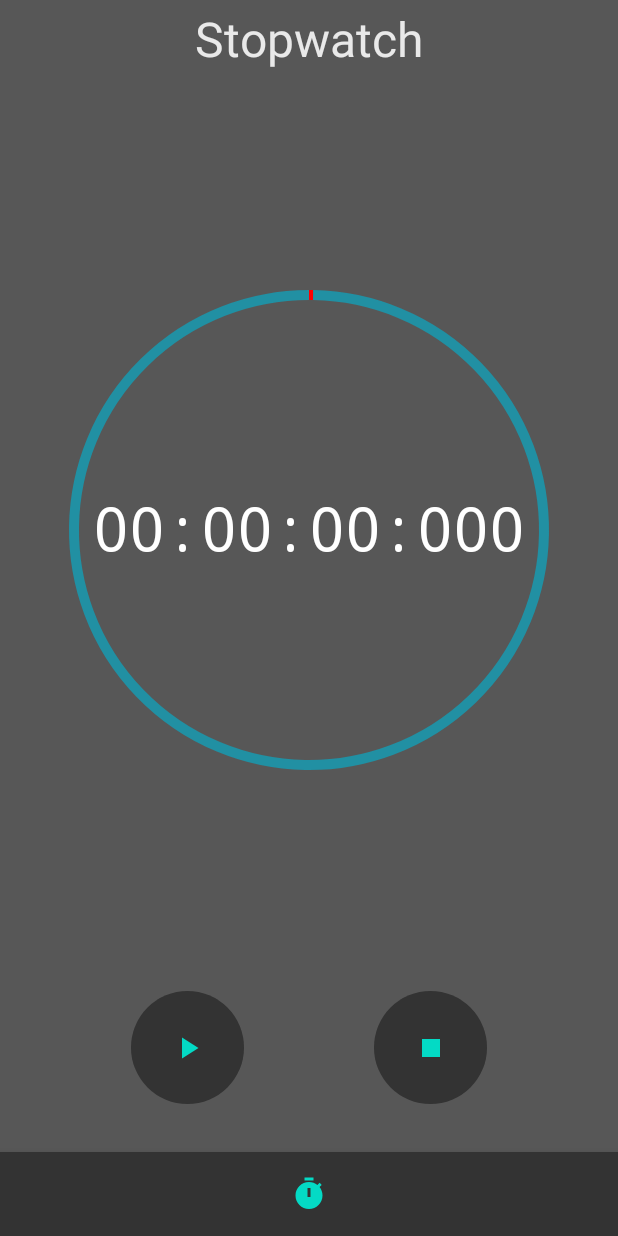
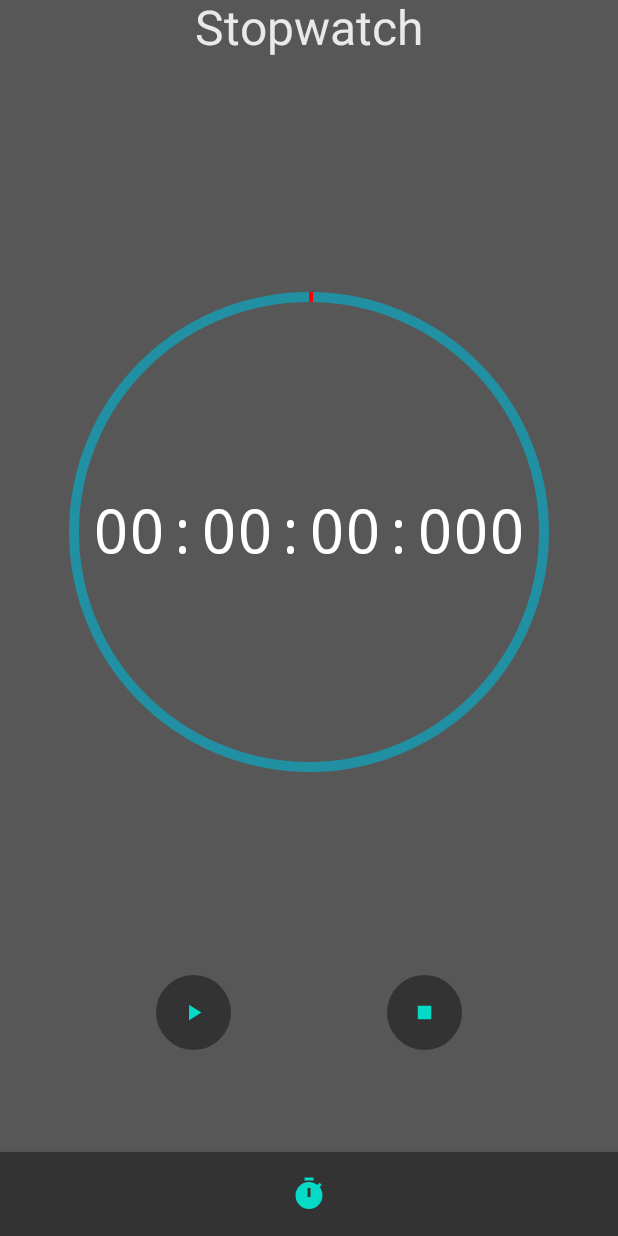
Before and after one commit to 0awawa0/ClockUtils, an Android app built with Jetpack Compose: the screen it shows after launch (MainActivity), on a phone screen of 412 x 824 dp. Run offline under Robolectric (Android 15) with nearby library versions, the phone set to English and light mode, and no system bars; our stand-ins replace accompanist.

Commit message:
Working on the layout

```diff
--- a/app/src/main/java/ru/awawa/clockutils/MainActivity.kt
+++ b/app/src/main/java/ru/awawa/clockutils/MainActivity.kt
@@ -88,9 +88,13 @@ class MainActivity : ComponentActivity() {
                                             label = getString(R.string.stopwatch),
                                             currentTime = currentStopwatchTime,
                                             isRunning = isStopwatchRunning,
+                                            viewModel.checkPoints,
                                             onStartStopwatch = viewModel::onStartStopwatch,
                                             onPauseStopwatch = viewModel::onPauseStopwatch,
-                                            onStopStopwatch = viewModel::onStopStopwatch
+                                            onStopStopwatch = viewModel::onStopStopwatch,
+                                            onAddCheckPoint = viewModel::onAddCheckPoint,
+                                            onSaveCheckPoint = {},
+                                            onRemoveCheckPoint = viewModel::onRemoveCheckPoint
                                         )
                                     }
                                 }
--- a/app/src/main/java/ru/awawa/clockutils/ui/theme/Color.kt
+++ b/app/src/main/java/ru/awawa/clockutils/ui/theme/Color.kt
@@ -7,3 +7,5 @@ val Grey200 = Color(0xFF575757)
 val Grey500 = Color(0xFF333333)
 val Teal200 = Color(0xFF03DAC5)
 val Teal500 = Color(0xFF2190A3)
+
+val Red = Color(0xffbf1959)
--- a/app/src/main/java/ru/awawa/clockutils/ui/views/StopwatchView.kt
+++ b/app/src/main/java/ru/awawa/clockutils/ui/views/StopwatchView.kt
@@ -2,22 +2,30 @@ package ru.awawa.clockutils.ui.views
 
 import androidx.compose.animation.*
 import androidx.compose.foundation.layout.*
+import androidx.compose.foundation.lazy.LazyColumn
+import androidx.compose.foundation.rememberScrollState
 import androidx.compose.foundation.shape.CircleShape
+import androidx.compose.foundation.verticalScroll
 import androidx.compose.material.Button
 import androidx.compose.material.Icon
+import androidx.compose.material.IconButton
 import androidx.compose.material.Text
 import androidx.compose.material.icons.Icons
-import androidx.compose.material.icons.filled.Pause
-import androidx.compose.material.icons.filled.PlayArrow
-import androidx.compose.material.icons.filled.Stop
-import androidx.compose.runtime.Composable
+import androidx.compose.material.icons.filled.*
+import androidx.compose.runtime.*
+import androidx.compose.ui.Alignment
+import androidx.compose.ui.Alignment.Companion.BottomCenter
+import androidx.compose.ui.Alignment.Companion.Center
+import androidx.compose.ui.Alignment.Companion.CenterVertically
+import androidx.compose.ui.Alignment.Companion.TopCenter
 import androidx.compose.ui.Modifier
 import androidx.compose.ui.draw.clip
+import androidx.compose.ui.graphics.Color
 import androidx.compose.ui.tooling.preview.Preview
 import androidx.compose.ui.unit.dp
 import androidx.compose.ui.unit.sp
-import androidx.constraintlayout.compose.ConstraintLayout
 import ru.awawa.clockutils.ui.theme.ClockUtilsTheme
+import ru.awawa.clockutils.ui.theme.Red
 import ru.awawa.clockutils.ui.theme.Teal200
 import ru.awawa.clockutils.ui.theme.Teal500
 
@@ -29,31 +37,33 @@ fun StopwatchView(
     label: String,
     currentTime: Long,
     isRunning: Boolean,
+    checkPoints: Set<Long>,
     onStartStopwatch: () -> Unit,
     onPauseStopwatch: () -> Unit,
-    onStopStopwatch: () -> Unit
+    onStopStopwatch: () -> Unit,
+    onAddCheckPoint: () -> Unit,
+    onSaveCheckPoint: (Long) -> Unit,
+    onRemoveCheckPoint: (Long) -> Unit
 ) {
-    ConstraintLayout(modifier = modifier) {
-        val (btnsBox, text, header, circle) = createRefs()
+    BoxWithConstraints(
+        modifier = modifier.fillMaxSize()
+    ) {
 
+        val constraints = this.constraints
+
+        Column(
+            modifier = Modifier.fillMaxSize(),
+            horizontalAlignment = Alignment.CenterHorizontally,
+            verticalArrangement = Arrangement.SpaceBetween
+        ) {
             Text(
-            modifier = Modifier.constrainAs(header) {
-                start.linkTo(parent.start, margin = 8.dp)
-                end.linkTo(parent.end, margin = 8.dp)
-                top.linkTo(parent.top, margin = 8.dp)
-            },
+                modifier = Modifier.weight(5f),
                 fontSize = 32.sp,
                 text = label
             )
 
-        Box(modifier = Modifier.constrainAs(circle) {
-            top.linkTo(header.bottom)
-            bottom.linkTo(btnsBox.top)
-            start.linkTo(text.start)
-            end.linkTo(text.end)
-        }) {
+            Box(modifier = Modifier.weight(50f), contentAlignment = Center) {
                 TimeArcView(
-                modifier = Modifier.fillMaxWidth(),
                     currentTime = currentTime,
                     primaryColor = Teal200,
                     secondaryColor = Teal500,
@@ -63,19 +73,22 @@ fun StopwatchView(
                 )
             }
 
+            CheckPointsListView(
+                modifier = Modifier.weight(35f),
+                checkPoints = checkPoints,
+                onSaveCheckPoint = onSaveCheckPoint,
+                onRemoveCheckPoint = onRemoveCheckPoint
+            )
+
             StopwatchButtons(
-            Modifier
-                .fillMaxWidth()
-                .constrainAs(btnsBox) {
-                    bottom.linkTo(parent.bottom, margin = 32.dp)
-                    start.linkTo(parent.start)
-                    end.linkTo(parent.end)
-                },
-            isRunning,
+                modifier = Modifier.weight(10f).fillMaxWidth(),
+                isRunning = isRunning,
                 onStartStopwatch = onStartStopwatch,
                 onPauseStopwatch = onPauseStopwatch,
-            onStopStopwatch = onStopStopwatch
+                onStopStopwatch = onStopStopwatch,
+                onAddCheckPoint = onAddCheckPoint
             )
+        }
     }
 }
 
@@ -86,7 +99,8 @@ fun StopwatchButtons(
     isRunning: Boolean = false,
     onStartStopwatch: () -> Unit,
     onPauseStopwatch: () -> Unit,
-    onStopStopwatch: () -> Unit
+    onStopStopwatch: () -> Unit,
+    onAddCheckPoint: () -> Unit
 ) {
 
     Row(
@@ -96,7 +110,7 @@ fun StopwatchButtons(
         Button(
             onClick = { if (isRunning) onPauseStopwatch() else onStartStopwatch() },
             modifier = Modifier
-                .size(75.dp)
+                .size(50.dp)
                 .clip(CircleShape)
         ) {
             Icon(
@@ -107,17 +121,75 @@ fun StopwatchButtons(
         }
 
         Button(
-            onClick = onStopStopwatch,
+            onClick = if (isRunning) onAddCheckPoint else onStopStopwatch,
             modifier = Modifier
-                .size(75.dp)
+                .size(50.dp)
                 .clip(CircleShape)
         ) {
             Icon(
-                imageVector = Icons.Default.Stop,
+                imageVector = if (isRunning) Icons.Default.Flag else Icons.Default.Stop,
                 contentDescription = null,
                 tint = Teal200
             )
         }
+    }
+}
+
+@Composable
+fun CheckPointsListView(
+    modifier: Modifier = Modifier,
+    checkPoints: Set<Long>,
+    onSaveCheckPoint: (Long) -> Unit,
+    onRemoveCheckPoint: (Long) -> Unit
+) {
+    LazyColumn(verticalArrangement = Arrangement.Top){
+        items(checkPoints.size) { index ->
+            CheckPointView(
+                modifier = Modifier.fillMaxWidth(),
+                checkPoint = checkPoints.elementAt(index),
+                onSaveCheckPoint = onSaveCheckPoint,
+                onRemoveCheckPoint = onRemoveCheckPoint
+            )
+        }
+
+    }
+}
+
+@Composable
+fun CheckPointView(
+    modifier: Modifier = Modifier,
+    checkPoint: Long,
+    onSaveCheckPoint: (Long) -> Unit,
+    onRemoveCheckPoint: (Long) -> Unit
+) {
+    val milliseconds = "%03d".format(checkPoint % 1000)
+    val seconds = "%02d".format(checkPoint / 1000 % 60)
+    val minutes = "%02d".format(checkPoint / 1000 / 60 % 60)
+    val hours = "%02d".format(checkPoint / 1000 / 60 / 60)
+
+    Row(modifier = modifier, horizontalArrangement = Arrangement.End) {
+        Text(
+            "$hours:$minutes:$seconds:$milliseconds",
+            modifier = Modifier
+                .align(CenterVertically)
+                .fillMaxWidth(0.75f),
+            color = Color.White,
+            fontSize = 16.sp
+        )
+        IconButton(onClick = { onSaveCheckPoint(checkPoint) }) {
+            Icon(imageVector = Icons.Default.Save, contentDescription = null, tint = Color.White)
+        }
+        IconButton(onClick = { onRemoveCheckPoint(checkPoint) }) {
+            Icon(imageVector = Icons.Default.Delete, contentDescription = null, tint = Red)
+        }
+    }
+}
+
+@Preview
+@Composable
+fun PreviewCheckPointView() {
+    ClockUtilsTheme {
+        CheckPointView(checkPoint = 1000, onSaveCheckPoint = {}, onRemoveCheckPoint = {})
     }
 }
 
@@ -131,9 +203,13 @@ fun PreviewStopwatchView() {
             label = "Stopwatch",
             currentTime = 30L * 1000,
             isRunning = true,
+            setOf(1000, 2000, 40000),
             onStartStopwatch = { },
             onPauseStopwatch = { },
-            onStopStopwatch = { }
+            onStopStopwatch = { },
+            onAddCheckPoint = { },
+            onSaveCheckPoint = { },
+            onRemoveCheckPoint = { }
         )
     }
 }
--- a/app/src/main/java/ru/awawa/clockutils/ui/views/TimeArcView.kt
+++ b/app/src/main/java/ru/awawa/clockutils/ui/views/TimeArcView.kt
@@ -2,14 +2,18 @@ package ru.awawa.clockutils.ui.views
 
 import androidx.compose.foundation.Canvas
 import androidx.compose.foundation.layout.*
+import androidx.compose.material.MaterialTheme
 import androidx.compose.material.Text
-import androidx.compose.runtime.Composable
+import androidx.compose.runtime.*
 import androidx.compose.ui.Alignment
 import androidx.compose.ui.Modifier
+import androidx.compose.ui.draw.drawWithContent
 import androidx.compose.ui.geometry.Offset
 import androidx.compose.ui.geometry.Size
 import androidx.compose.ui.graphics.Color
 import androidx.compose.ui.graphics.drawscope.Stroke
+import androidx.compose.ui.graphics.drawscope.drawIntoCanvas
+import androidx.compose.ui.layout.Layout
 import androidx.compose.ui.text.font.FontFamily
 import androidx.compose.ui.tooling.preview.Preview
 import androidx.compose.ui.unit.TextUnit
```
Also changed, not shown: app/src/main/java/ru/awawa/clockutils/MainViewModel.kt (+12 -1 lines). Lines whose indentation alone changed are shown as unchanged.
